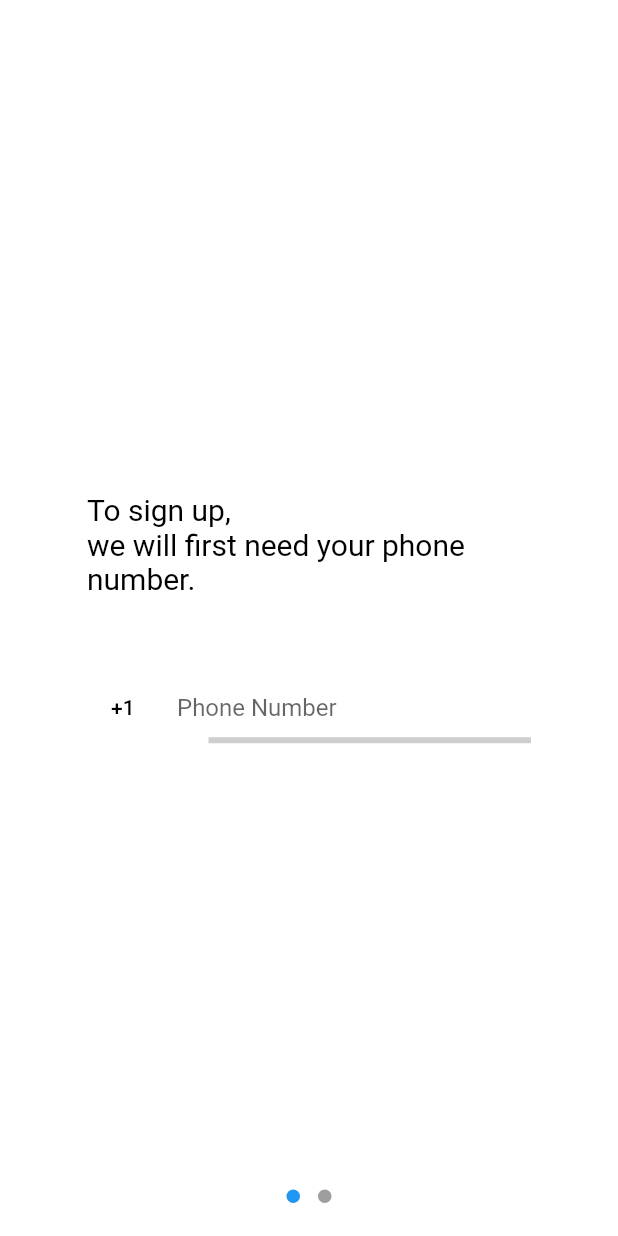
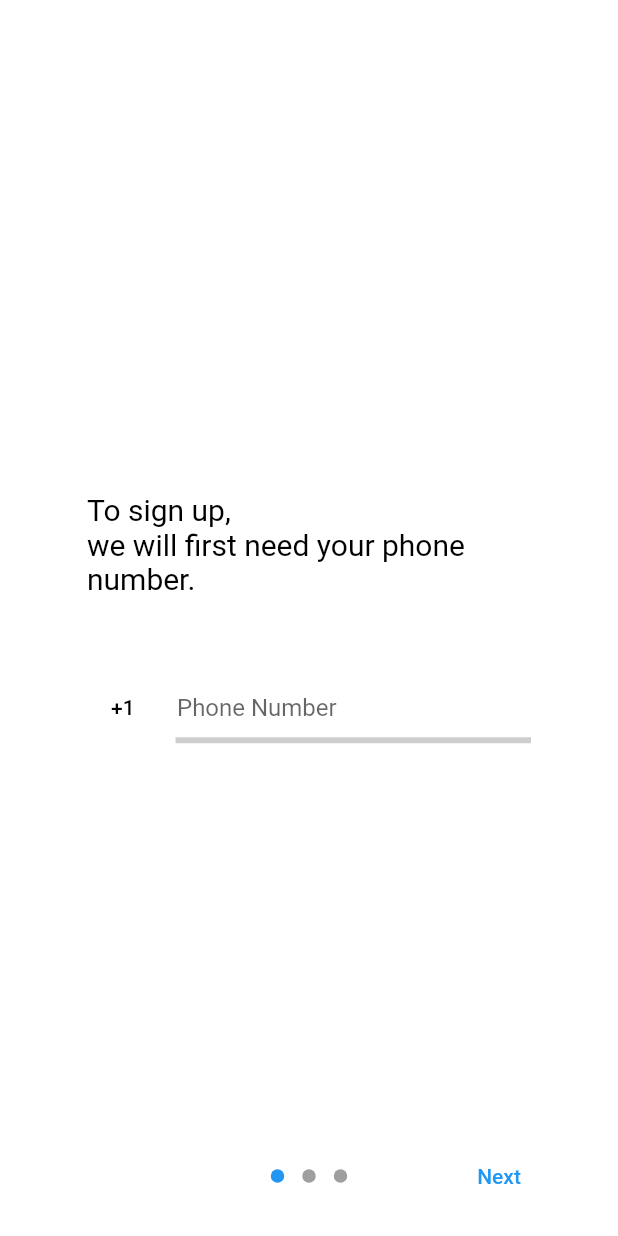
Before and after one commit to itzWylliam/polygon, a Flutter app: the screen it shows after launch, after a tap on "Join Now", on a phone screen of 412 x 824 dp. Run offline on Flutter 3.47's test engine with Material 2 defaults, Android fonts, the phone set to English and light mode, and no system bars; drawn by our look-alikes of country_code_picker, introduction_screen; our stand-ins replace flutter_hooks, flutter_riverpod, go_router, hooks_riverpod, page_transition, riverpod; missing offline and left inert: amplify_auth_cognito, amplify_core, amplify_flutter, phone_number.

Commit message:
issue2: Sign up validation shake widget works, but page change before shaking animation is shown.

```diff
--- a/lib/common/navigation/routers.dart
+++ b/lib/common/navigation/routers.dart
@@ -97,15 +97,19 @@ CustomTransitionPage buildPageWithSlideUpTransition<T>({
   required GoRouterState state,
   required Widget child,
 }) {
+
+  const begin = Offset(0.0, 1.0);
+  const end = Offset.zero;
+  const curve = Curves.ease;
+
+  var tween = Tween(begin: begin, end: end,).chain(CurveTween(curve: curve));
+
   return CustomTransitionPage(
     key: state.pageKey,
     child: child,
     transitionsBuilder: (context, animation, secondaryAnimation, child) =>
         SlideTransition(
-          position: Tween<Offset>(
-            begin: const Offset(0.0, 1.0),
-            end: Offset.zero,
-          ).animate(animation),
+          position: animation.drive(tween),
           child: child,
         ),
   );
--- a/lib/common/ui/form_field_v1.dart
+++ b/lib/common/ui/form_field_v1.dart
@@ -32,11 +32,11 @@ class FormFieldV1 extends StatefulWidget {
   @override
   State<FormFieldV1> createState() => fieldState;
 
-  String? currentCountryCode() => fieldState.currentCountryCode();
+  String? currentCountryCode(SpecificFieldValueType specificFieldValueType) =>
+      fieldState.currentCountryCode(specificFieldValueType);
 }
 
-class _formFieldState extends State<FormFieldV1>
-    with SingleTickerProviderStateMixin {
+class _formFieldState extends State<FormFieldV1> with TickerProviderStateMixin {
   // Animation Parameters
   double bottomAnimationVal = 0;
   double opacityAnimationVal = 0;
@@ -47,7 +47,7 @@ class _formFieldState extends State<FormFieldV1>
   late TextEditingController formFieldController;
   SpecificFieldValueType? specificValueType;
   late String formValueHintText;
-  late CountryCode? countryCode;
+  late CountryCode? countryCode = CountryCode();
 
   FocusNode currentFocus = FocusNode();
 
@@ -115,7 +115,7 @@ class _formFieldState extends State<FormFieldV1>
                     if (await validateInput(
                       specificValueType!,
                       value,
-                      countryCode: currentCountryCode(),
+                      countryCode: currentCountryCode(specificValueType!),
                     )) {
                       setState(() {
                         bottomAnimationVal = 0;
@@ -149,8 +149,8 @@ class _formFieldState extends State<FormFieldV1>
               width: widget.formFade
                   ? 0
                   : (specificValueType == SpecificFieldValueType.phonenumber
-                      ? 215
-                      : 300),
+                      ? MediaQuery.of(context).size.width - 175
+                      : MediaQuery.of(context).size.width - 100),
               child: TweenAnimationBuilder<double>(
                 tween: Tween(begin: 0, end: bottomAnimationVal),
                 curve: Curves.easeOutQuint,
@@ -189,32 +189,33 @@ class _formFieldState extends State<FormFieldV1>
                   width: 0,
                 ),
         ),
-        Positioned.fill(
-          child: AnimatedPadding(
-            curve: Curves.easeIn,
-            duration: Duration(milliseconds: fade_duration_millsec),
-            padding: paddingAnimationVal,
-            child: TweenAnimationBuilder<double>(
-              tween: Tween(begin: 0, end: widget.formFade ? 0 : 1),
-              curve: Curves.easeIn,
-              duration: Duration(milliseconds: fade_duration_millsec),
-              builder: ((context, value, child) => Opacity(
-                    opacity: value,
-                    child: Align(
-                      alignment: AlignmentDirectional.centerEnd,
-                      child: Padding(
-                        padding: EdgeInsets.symmetric(horizontal: 12.0)
-                            .copyWith(bottom: 0),
-                        child: Icon(Icons.check_rounded,
-                            size: 27,
-                            color: _animation.value // _animation.value,
-                            ),
-                      ),
-                    ),
-                  )),
-            ),
-          ),
-        ),
+        // TODO: to be implemented - - - validation decoration
+        // Positioned.fill(
+        //   child: AnimatedPadding(
+        //     curve: Curves.easeIn,
+        //     duration: Duration(milliseconds: fade_duration_millsec),
+        //     padding: paddingAnimationVal,
+        //     child: TweenAnimationBuilder<double>(
+        //       tween: Tween(begin: 0, end: widget.formFade ? 0 : 1),
+        //       curve: Curves.easeIn,
+        //       duration: Duration(milliseconds: fade_duration_millsec),
+        //       builder: ((context, value, child) => Opacity(
+        //             opacity: value,
+        //             child: Align(
+        //               alignment: AlignmentDirectional.centerEnd,
+        //               child: Padding(
+        //                 padding: EdgeInsets.symmetric(horizontal: 12.0)
+        //                     .copyWith(bottom: 0),
+        //                 child: Icon(Icons.check_rounded,
+        //                     size: 27,
+        //                     color: _animation.value // _animation.value,
+        //                     ),
+        //               ),
+        //             ),
+        //           )),
+        //     ),
+        //   ),
+        // ),
       ],
     );
   }
@@ -244,8 +245,8 @@ class _formFieldState extends State<FormFieldV1>
   }
 
   // NOTE: maybe using try-catch???......
-  String? currentCountryCode() {
-    if (specificValueType == SpecificFieldValueType.phonenumber) {
+  String? currentCountryCode(SpecificFieldValueType specificFieldValueType) {
+    if (specificFieldValueType == SpecificFieldValueType.phonenumber) {
       return countryCode!.dialCode.toString();
     } else {
       safePrint(
@@ -254,8 +255,8 @@ class _formFieldState extends State<FormFieldV1>
     }
   }
 
-  String? currentCountryIndex() {
-    if (specificValueType == SpecificFieldValueType.phonenumber) {
+  String? currentCountryIndex(SpecificFieldValueType specificFieldValueType) {
+    if (specificFieldValueType == SpecificFieldValueType.phonenumber) {
       return countryCode!.code.toString();
     } else {
       safePrint(
--- /dev/null
+++ b/lib/common/utils/animation/animation_controller_state_abstract.dart
@@ -0,0 +1,17 @@
+import 'package:flutter/material.dart';
+
+abstract class AnimationControllerState<T extends StatefulWidget>
+    extends State<T> with SingleTickerProviderStateMixin {
+  AnimationControllerState(this.animationDuration);
+  final Duration animationDuration;
+  late final animationController = AnimationController(
+    vsync: this,
+    duration: animationDuration
+  );
+
+  @override
+  void dispose() {
+    animationController.dispose();
+    super.dispose();
+  }
+}
--- /dev/null
+++ b/lib/common/utils/animation/shake_widget.dart
@@ -0,0 +1,88 @@
+import 'package:amplify_core/amplify_core.dart';
+import 'package:flutter/material.dart';
+import 'package:polygon/common/utils/animation/animation_controller_state_abstract.dart';
+import 'package:polygon/common/utils/animation/sin_curve.dart';
+
+class ShakeWidget extends StatefulWidget {
+  const ShakeWidget({
+    Key? key,
+    required this.child,
+    required this.shakeOffset,
+    this.shakeCount = 3,
+    this.shakeDuration = const Duration(milliseconds: 500),
+  }) : super(key: key);
+  // 1. pass a child widget
+  final Widget child;
+  // 2. configurable properties
+  final double shakeOffset;
+  final int shakeCount;
+  final Duration shakeDuration;
+
+  // 3. pass the shakeDuration as an argument to ShakeWidgetState. See below.
+  @override
+  ShakeWidgetState createState() => ShakeWidgetState(shakeDuration);
+}
+
+// note: ShakeWidgetState is public
+class ShakeWidgetState extends AnimationControllerState<ShakeWidget> {
+  ShakeWidgetState(Duration duration) : super(duration);
+  // 1. create a Tween
+  late Animation<double> _sineAnimation = Tween(
+    begin: 0.0,
+    end: 1.0,
+    // 2. animate it with a CurvedAnimation
+  ).animate(CurvedAnimation(
+    parent: animationController,
+    // 3. use our SineCurve
+    curve: SineCurve(count: widget.shakeCount.toDouble()),
+  ));
+
+  @override
+  Widget build(BuildContext context) {
+    // 1. return an AnimatedBuilder
+    return Column(
+      children: [
+        AnimatedBuilder(
+          // 2. pass our custom animation as an argument
+          animation: _sineAnimation,
+          // 3. optimization: pass the given child as an argument
+          child: widget.child,
+          builder: (context, child) {
+            return Transform.translate(
+              // 4. apply a translation as a function of the animation value
+              offset: Offset(_sineAnimation.value * widget.shakeOffset, 0),
+              // 5. use the child widget
+              child: child,
+            );
+          },
+        ),
+      ],
+    );
+  }
+
+  @override
+  void initState() {
+    super.initState();
+    // 1. register a status listener
+    animationController.addStatusListener(_updateStatus);
+  }
+
+  @override
+  void dispose() {
+    // 2. dispose it when done
+    animationController.removeStatusListener(_updateStatus);
+    super.dispose();
+  }
+
+  void _updateStatus(AnimationStatus status) {
+    // 3. reset animationController when the animation is complete
+    if (status == AnimationStatus.completed) {
+      animationController.reset();
+    }
+  }
+
+  void shake() {
+    safePrint("Shake widget now.");
+    animationController.forward();
+  }
+}
--- /dev/null
+++ b/lib/common/utils/animation/sin_curve.dart
@@ -0,0 +1,14 @@
+import 'dart:math';
+
+import 'package:flutter/material.dart';
+
+class SineCurve extends Curve {
+  SineCurve({this.count = 3});
+  final double count;
+
+  // 2. override transformInternal() method
+  @override
+  double transformInternal(double t) {
+    return sin(count * 2 * pi * t);
+  }
+}
--- a/lib/common/utils/input_field_validator.dart
+++ b/lib/common/utils/input_field_validator.dart
@@ -3,6 +3,13 @@ import 'package:phone_number/phone_number.dart';
 import 'package:polygon/common/utils/specific_field_val.dart';
 
 Future<bool> validateInput(SpecificFieldValueType specificValueType, String value, {String? countryCode}) async {
+
+  safePrint(specificValueType);
+
+  if (value == '') {
+    return false;
+  }
+
   switch (specificValueType) {
       case SpecificFieldValueType.email:
         return isValidEmail(value);
--- a/lib/features/auth/ui/signin_page.dart
+++ b/lib/features/auth/ui/signin_page.dart
@@ -9,6 +9,7 @@ import 'package:polygon/common/ui/text_button_v1.dart';
 import 'package:polygon/features/auth/controllers/auth_controller.dart';
 import 'package:polygon/common/ui/form_field_v1.dart';
 import 'package:polygon/common/utils/specific_field_val.dart';
+import 'package:polygon/features/auth/ui/signup_page.dart';
 
 double _elementOpacity = 1;
 bool _loading = false;
@@ -96,7 +97,7 @@ class SignInConsumerState extends ConsumerState<SignInPage> {
       height: 50,
       text: "Join Now",
       onTap: () async {
-        context.pushNamed(PolygonRoute.signup.name);
+        this.context.pushNamed(PolygonRoute.signup.name);
         // Navigator.push(
         //   context,
         //   MaterialPageRoute(
@@ -108,12 +109,7 @@ class SignInConsumerState extends ConsumerState<SignInPage> {
       componentOpacity: _elementOpacity,
     );
 
-    return GestureDetector(
-      onTap: () {
-        // COMPLETE: disable keyboard when background is clicked
-        FocusManager.instance.primaryFocus?.unfocus();
-      },
-      child: Scaffold(
+    return Scaffold(
       resizeToAvoidBottomInset: true,
       body: SafeArea(
         child: SingleChildScrollView(
@@ -188,14 +184,13 @@ class SignInConsumerState extends ConsumerState<SignInPage> {
                     )),
         ),
       ),
-      ),
     );
   }
 
 // TODO: CHANGE - - - TESTING
   Future<String?> manualSignIn(WidgetRef ref) async {
     final result = await ref.read(authControllerProvider).manualSignIn(
-          username: phoneNumField.currentCountryCode()! +
+          username: phoneNumField.currentCountryCode(SpecificFieldValueType.phonenumber)! +
               phoneNumFieldController.text,
           password: passwordFieldController.text,
         );
--- a/lib/features/auth/ui/signup_page.dart
+++ b/lib/features/auth/ui/signup_page.dart
@@ -1,61 +1,94 @@
+import 'package:amplify_core/amplify_core.dart';
 import 'package:flutter/material.dart';
-import 'package:flutter/src/widgets/framework.dart';
 import 'package:flutter_hooks/flutter_hooks.dart';
+import 'package:go_router/go_router.dart';
 import 'package:hooks_riverpod/hooks_riverpod.dart';
 import 'package:introduction_screen/introduction_screen.dart';
 import 'package:polygon/common/ui/form_field_v1.dart';
+import 'package:polygon/common/utils/animation/shake_widget.dart';
+import 'package:polygon/common/utils/input_field_validator.dart';
 import 'package:polygon/common/utils/specific_field_val.dart';
 
-late TextEditingController phoneNumSignUpController;
-late TextEditingController emailSignUpController;
-late TextEditingController passwordSignUpController;
+late TextEditingController phoneNumSignUpController = TextEditingController();
+late TextEditingController emailSignUpController = TextEditingController();
+late TextEditingController passwordSignUpController = TextEditingController();
 
-late FormFieldV1 phoneNumSignUpField;
-late FormFieldV1 emailSignUpField;
+FormFieldV1 phoneNumSignUpField = FormFieldV1(
+  formFade: false,
+  formFieldController: phoneNumSignUpController,
+  formHintText: "Phone Number",
+  specificFieldValueType: SpecificFieldValueType.phonenumber,
+);
+FormFieldV1 emailSignUpField = FormFieldV1(
+  formFade: false,
+  formFieldController: emailSignUpController,
+  formHintText: "Email",
+  specificFieldValueType: SpecificFieldValueType.email,
+);
 late FormFieldV1 passwordSignUpField;
 
 class SignUpPage extends HookConsumerWidget {
+  int currentSignUpStatePage;
+
+  final _shakeKeyPhoneNum = GlobalKey<ShakeWidgetState>();
+  final _shakeKeyEmail = GlobalKey<ShakeWidgetState>();
+  final _shakeKeyPassword = GlobalKey<ShakeWidgetState>();
+  final signUpStateKey = GlobalKey<IntroductionScreenState>();
+
   SignUpPage({
+    this.currentSignUpStatePage = 0,
     super.key,
   });
 
   @override
   Widget build(BuildContext context, WidgetRef ref) {
-    useEffect(() {
-      phoneNumSignUpController = TextEditingController();
-      emailSignUpController = TextEditingController();
-      passwordSignUpController = TextEditingController();
-
-      phoneNumSignUpField = FormFieldV1(
-        formFade: false,
-        formFieldController: phoneNumSignUpController,
-        formHintText: "Phone Number",
-        specificFieldValueType: SpecificFieldValueType.phonenumber,
-      );
-      emailSignUpField = FormFieldV1(
-        formFade: false,
-        formFieldController: emailSignUpController,
-        formHintText: "Email",
-        specificFieldValueType: SpecificFieldValueType.email,
-      );
-    });
-    final signUpStateKey = GlobalKey<IntroductionScreenState>();
-
-    return GestureDetector(
-      onTap: () {
-        FocusManager.instance.primaryFocus?.unfocus();
-      },
-      child: Container(
+    var currentSignUpStatePage = useState(this.currentSignUpStatePage);
+    return Container(
       color: Colors.white,
       child: SafeArea(
         child: Scaffold(
           backgroundColor: Colors.white,
           body: IntroductionScreen(
             freeze: true,
-                globalBackgroundColor: Colors.white,
+            globalBackgroundColor: Colors.black,
             key: signUpStateKey,
             rawPages: [
-                  Scaffold(
+              // NOTE: Phone number page
+              getPhoneNumPage(_shakeKeyPhoneNum),
+              // NOTE: email page
+              getEmailPage(_shakeKeyEmail),
+              // NOTE: password page
+              getPasswordPage(_shakeKeyPassword),
+            ],
+            // TODO: BUILD BUTTON FUNCTION
+            onChange: (value) async {
+              switch (value) {
+                case 0: // NOTE: Phone Number Page
+                  if (await validateInput(
+                    SpecificFieldValueType.phonenumber,
+                    phoneNumSignUpController.text,
+                    countryCode: phoneNumSignUpField.currentCountryCode(SpecificFieldValueType.phonenumber),
+                  ) == false) {
+                    _shakeKeyPhoneNum.currentState?.shake();
+                  }
+              }
+              currentSignUpStatePage.value = value;
+            },
+            showBackButton: true,
+            back: Text("Back"),
+            showNextButton: true,
+            next: Text("Next"),
+            done: Text("Sign Up"),
+            onDone: () {},
+            showDoneButton: true,
+          ),
+        ),
+      ),
+    );
+  }
+
+  Widget getPhoneNumPage(GlobalKey key) {
+    return Scaffold(
       appBar: null,
       body: Column(
         mainAxisAlignment: MainAxisAlignment.center,
@@ -76,18 +109,26 @@ class SignUpPage extends HookConsumerWidget {
           ),
           Padding(
             padding: const EdgeInsets.symmetric(horizontal: 58.0),
+            child: ShakeWidget(
+              key: key,
+              shakeCount: 3,
+              shakeOffset: 10,
+              shakeDuration: Duration(milliseconds: 400),
               child: FormFieldV1(
                 formFade: false,
                 formFieldController: phoneNumSignUpController,
                 formHintText: "Phone Number",
-                            specificFieldValueType:
-                                SpecificFieldValueType.phonenumber,
+                specificFieldValueType: SpecificFieldValueType.phonenumber,
               ),
-                        )
+            ),
+          ),
         ],
       ),
-                  ),
-                  Scaffold(
+    );
+  }
+
+  Widget getEmailPage(GlobalKey key) {
+    return Scaffold(
       appBar: null,
       body: Column(
         mainAxisAlignment: MainAxisAlignment.center,
@@ -108,24 +149,60 @@ class SignUpPage extends HookConsumerWidget {
           ),
           Padding(
             padding: const EdgeInsets.symmetric(horizontal: 58.0),
+            child: ShakeWidget(
+              key: key,
+              shakeCount: 3,
+              shakeOffset: 10,
+              shakeDuration: Duration(milliseconds: 400),
               child: FormFieldV1(
                 formFade: false,
                 formFieldController: emailSignUpController,
                 formHintText: "Email",
-                            specificFieldValueType:
-                                SpecificFieldValueType.email,
+                specificFieldValueType: SpecificFieldValueType.email,
+              ),
             ),
           )
         ],
       ),
+    );
+  }
+
+  Widget getPasswordPage(GlobalKey key) {
+    return Scaffold(
+      appBar: null,
+      body: Column(
+        mainAxisAlignment: MainAxisAlignment.center,
+        children: [
+          // TODO: add email Icon
+          const Padding(
+            padding: EdgeInsets.symmetric(horizontal: 58.0),
+            child: Text(
+              "Finally, create a password.",
+              style: TextStyle(
+                color: Colors.black,
+                fontSize: 15,
+              ),
+            ),
+          ),
+          const SizedBox(
+            height: 50,
+          ),
+          Padding(
+            padding: const EdgeInsets.symmetric(horizontal: 58.0),
+            child: ShakeWidget(
+              key: key,
+              shakeCount: 3,
+              shakeOffset: 10,
+              shakeDuration: Duration(milliseconds: 400),
+              child: FormFieldV1(
+                formFade: false,
+                formFieldController: passwordSignUpController,
+                formHintText: "Password",
+                specificFieldValueType: SpecificFieldValueType.password,
+              ),
+            ),
           )
         ],
-                // TODO: BUILD BUTTON FUNCTION
-                showBackButton: false,
-                showNextButton: false,
-                showDoneButton: false,
-              )),
-        ),
       ),
     );
   }
--- a/lib/polygon_app.dart
+++ b/lib/polygon_app.dart
@@ -8,12 +8,18 @@ class Polygon extends ConsumerWidget {
 
   @override
   Widget build(BuildContext context, WidgetRef ref) {
-    return MaterialApp.router(
+    return GestureDetector(
+      onTap: () {
+        // COMPLETE: disable keyboard when background is clicked
+        FocusManager.instance.primaryFocus?.unfocus();
+      },
+      child: MaterialApp.router(
 
-      theme: getPrimaryTheme(context, ref.watch(themeProvider)),
+        theme: getPrimaryTheme(context, ref.watch(themeProvider)),
 
-      debugShowCheckedModeBanner: false,
-      routerConfig: generalRouter,
+        debugShowCheckedModeBanner: false,
+        routerConfig: generalRouter,
+      ),
     );
 
     // return MaterialApp.router(
```
Lines whose indentation alone changed are shown as unchanged.
